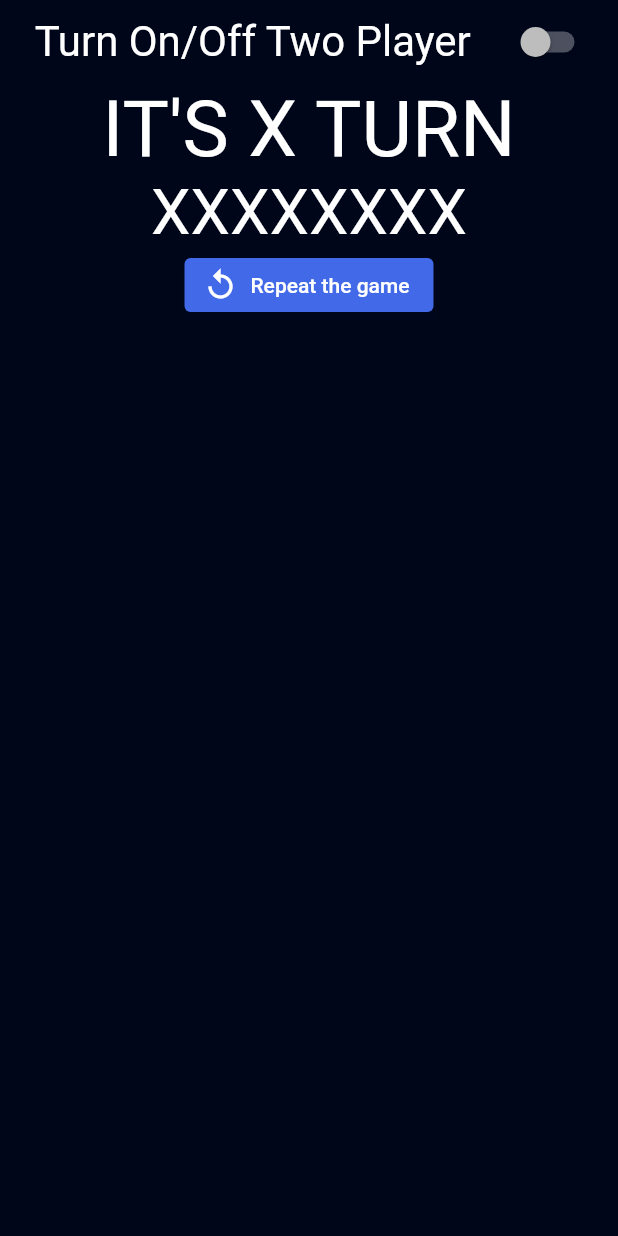
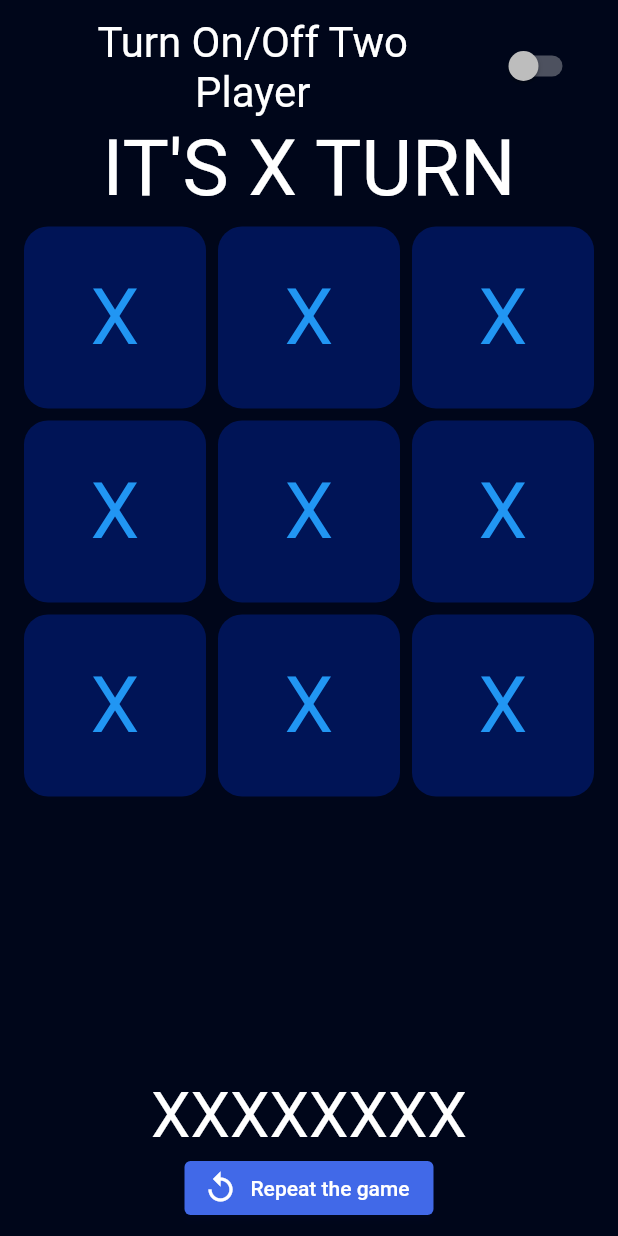
Before and after one commit to eljohnnyy/TICTAC, a Flutter app: the screen it shows after launch, on a phone screen of 412 x 824 dp. Run offline on Flutter 3.47's test engine with Material 2 defaults, Android fonts, the phone set to English and light mode, and no system bars.

Commit message:
add gridview to home view

```diff
--- a/lib/game_logic.dart
+++ b/lib/game_logic.dart
@@ -2,5 +2,6 @@ class Player{
 
 }
 class Game{
+  void playgame(int index, String activeplayer) {}
 
 }
--- a/lib/home_view.dart
+++ b/lib/home_view.dart
@@ -9,57 +9,95 @@ class HomeView extends StatefulWidget {
 }
 
 class _HomeViewState extends State<HomeView> {
-  String activeplayer='X';
-  bool gameover=false;
-  int turn=0;
-  String result='xxxxxxxx';
-  Game game=Game();
-  bool isswitch=false;
+  String activeplayer = 'X';
+  bool gameover = false;
+  int turn = 0;
+  String result = 'xxxxxxxx';
+  Game game = Game();
+  bool isswitch = false;
   @override
   Widget build(BuildContext context) {
-    return  Scaffold(
-
+    return Scaffold(
       backgroundColor: Theme.of(context).primaryColor,
-body:  SafeArea(child: Column(
-
+      body: SafeArea(
+          child: Padding(
+            padding: const EdgeInsets.all(8.0),
+            child: Column(
                   children: [
             SwitchListTile.adaptive(
-
-  title:const Text('Turn On/Off Two Player',style: TextStyle(
+                title: const Text(
+                  'Turn On/Off Two Player',
+                  style: TextStyle(
                     fontSize: 28,
-
                   ),
                   textAlign: TextAlign.center,
                 ),
-  value: isswitch, onChanged: (newvalue){
+                value: isswitch,
+                onChanged: (newvalue) {
                   setState(() {
-    isswitch=newvalue;
+                    isswitch = newvalue;
                   });
                 }),
- Text('it\'s $activeplayer turn'.toUpperCase(),style:const  TextStyle(
+            Text('it\'s $activeplayer turn'.toUpperCase(),
+                style: const TextStyle(
                   fontSize: 52,
+                )),
+                   Expanded
 
+                   (child: GridView.count(
+            padding:const EdgeInsets.all(8),
+            crossAxisCount: 3,
+            mainAxisSpacing : 8.0,
+            crossAxisSpacing : 8.0,
+             childAspectRatio : 1.0,
+                   children:List.generate(9, (index) => InkWell(
+borderRadius: BorderRadius.circular(16),
+
+            onTap:gameover?null: () =>_ontap(index),
+             child: Container(
+              decoration: BoxDecoration(borderRadius: BorderRadius.circular(16),
+              color: Theme.of(context).shadowColor,
+              ),
+              child: const Center(
+                child:  Text(
+
+                  'X',style: TextStyle(color: Colors.blue,fontSize: 52),),
+              ),
+             ),
                    )),
-   Text(result.toUpperCase(),style:const  TextStyle(
+                   ),
+
+
+                   ),
+
+            Text(result.toUpperCase(),
+                style: const TextStyle(
                   fontSize: 42,
-
                 )),
             ElevatedButton.icon(
               style: ButtonStyle(
-      backgroundColor:MaterialStateProperty.all(Theme.of(context).splashColor) ,
+                backgroundColor:
+                    MaterialStateProperty.all(Theme.of(context).splashColor),
               ),
-    onPressed: (){
+              onPressed: () {
                 setState(() {
-       activeplayer='X';
-  gameover=false;
-  turn=0;
-  result='';
+                  activeplayer = 'X';
+                  gameover = false;
+                  turn = 0;
+                  result = '';
                 });
-  }, icon:const Icon(Icons.replay), label:const Text('Repeat the game'),
-
+              },
+              icon: const Icon(Icons.replay),
+              label: const Text('Repeat the game'),
             )
                   ],
+                ),
           )),
     );
   }
+
+  _ontap(int index) {
+
+    game.playgame(index,activeplayer);
   }
+}
```
Lines whose indentation alone changed are shown as unchanged.
